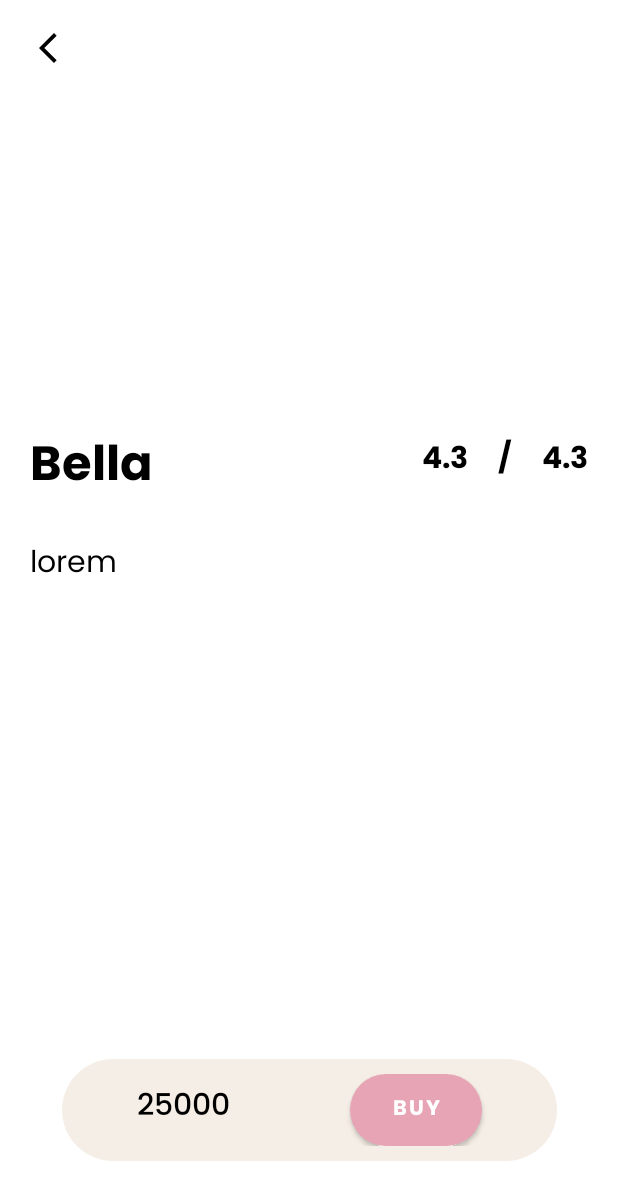
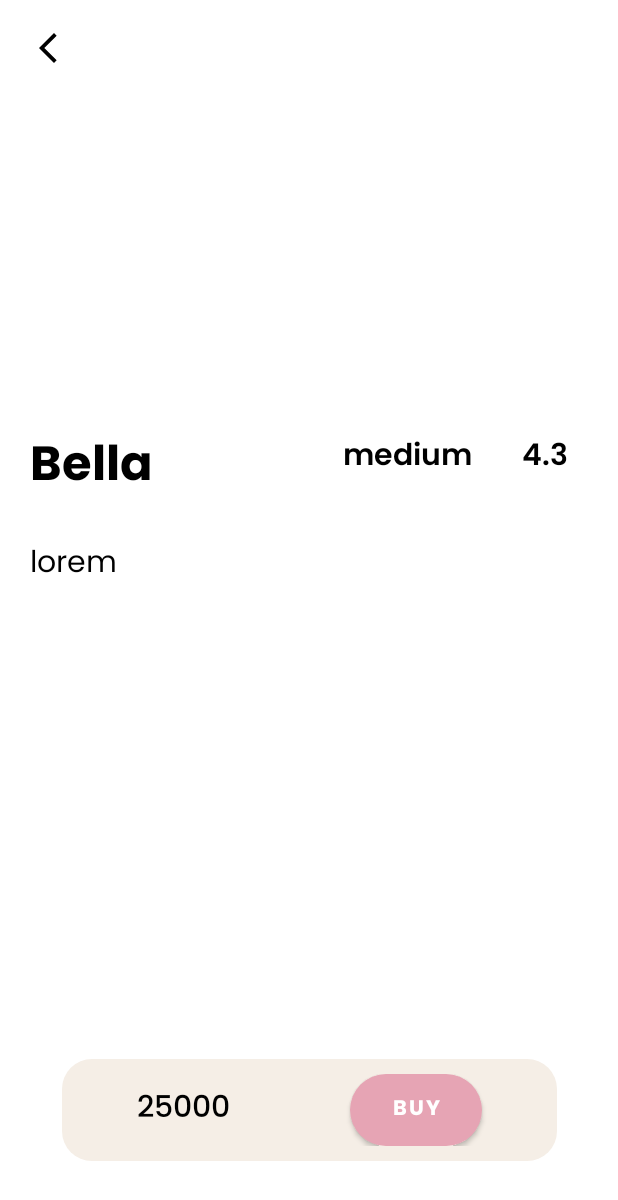
Before and after one commit to MoFardan20/projectMCS, an Android app: the layout activity_doll_detail.xml on its own in the app's theme, with its tools: preview values and no code run, on a phone screen of 412 x 824 dp. Shown: the top 1200 px of the screen. Run offline under Robolectric (Android 15) with nearby library versions, the phone set to English and light mode, and no system bars; network calls fail.

Commit message:
pembetulan ui

```diff
--- a/app/src/main/java/com/example/projectmcs/Doll.kt
+++ b/app/src/main/java/com/example/projectmcs/Doll.kt
@@ -4,7 +4,7 @@ class Doll(
     var dollName: String
     ,var desc: String
 , var size: String
-,var price: Double
-,var rating: Double
+,var price: String
+,var rating: String
 ,var imageLink: String ) {
 }
--- a/app/src/main/java/com/example/projectmcs/DollDetail.kt
+++ b/app/src/main/java/com/example/projectmcs/DollDetail.kt
@@ -17,6 +17,7 @@ class DollDetail : AppCompatActivity() {
     private lateinit var descDoll: TextView
     private lateinit var priceDoll: TextView
     private lateinit var buyButton: Button
+    private lateinit var sizeDoll: TextView
 
     override fun onCreate(savedInstanceState: Bundle?) {
         super.onCreate(savedInstanceState)
@@ -29,6 +30,7 @@ class DollDetail : AppCompatActivity() {
         descDoll = findViewById(R.id.descDoll)
         priceDoll = findViewById(R.id.priceDoll)
         buyButton = findViewById(R.id.buyButton)
+        sizeDoll = findViewById(R.id.sizeDoll)
 
 
         val img = intent.getStringExtra("image")
@@ -40,7 +42,8 @@ class DollDetail : AppCompatActivity() {
 
 
         nameDoll.text = name
-        ratingDoll.text = rating
+        sizeDoll.text = size
+        ratingDoll.text = "/ $rating"
         descDoll.text = desc
         priceDoll.text = "Rp $price,00"
 
--- a/app/src/main/java/com/example/projectmcs/Home.kt
+++ b/app/src/main/java/com/example/projectmcs/Home.kt
@@ -82,8 +82,8 @@ class Home : Fragment() {
                 val name = dollObject.getString("name")
                 val desc = dollObject.getString("desc")
                 val size = dollObject.getString("size")
-                val price = dollObject.getDouble("price")
-                val rating = dollObject.getDouble("rating")
+                val price = dollObject.getString("price")
+                val rating = dollObject.getString("rating")
                 val image = dollObject.getString("imageLink")  // Changed to getString
                 dollList.add(Doll(name,desc, size, price, rating, image))
             }
--- a/app/src/main/res/layout/activity_doll_detail.xml
+++ b/app/src/main/res/layout/activity_doll_detail.xml
@@ -39,51 +39,38 @@
         app:layout_constraintStart_toStartOf="parent"
         app:layout_constraintTop_toBottomOf="@id/imgDoll" />
 
-    <LinearLayout
-        android:layout_width="wrap_content"
-        android:layout_height="wrap_content"
-        app:layout_constraintEnd_toEndOf="parent"
-        app:layout_constraintTop_toBottomOf="@id/imgDoll"
-        >
 
     <TextView
         android:id="@+id/sizeDoll"
         android:layout_width="wrap_content"
         android:layout_height="wrap_content"
-            android:layout_marginTop="25dp"
-            android:layout_marginEnd="20dp"
-            android:text="4.3"
-            android:fontFamily="@font/poppinsbold"
+        android:layout_marginTop="24dp"
+        android:layout_marginEnd="64dp"
+        android:fontFamily="@font/poppinssemibold"
+        android:text="medium"
         android:textColor="@color/black"
         android:textSize="20sp"
         android:textStyle="bold"
-            app:layout_constraintEnd_toEndOf="parent" />
-        <TextView
-            android:layout_width="wrap_content"
-            android:layout_height="wrap_content"
-            android:layout_marginTop="25dp"
-            android:layout_marginEnd="20dp"
-            android:text="/"
-            android:fontFamily="@font/poppinsbold"
-            android:textColor="@color/black"
-            android:textSize="20sp"
-            android:textStyle="bold"
-            app:layout_constraintEnd_toEndOf="parent" />
+        app:layout_constraintEnd_toEndOf="@id/ratingDoll"
+        app:layout_constraintTop_toBottomOf="@+id/imgDoll" />
+
 
     <TextView
         android:id="@+id/ratingDoll"
         android:layout_width="wrap_content"
         android:layout_height="wrap_content"
-            android:layout_marginTop="25dp"
+        android:layout_marginStart="20dp"
+        android:layout_marginTop="24dp"
         android:layout_marginEnd="20dp"
+        android:fontFamily="@font/poppinssemibold"
         android:text="4.3"
-            android:fontFamily="@font/poppinsbold"
         android:textColor="@color/black"
         android:textSize="20sp"
         android:textStyle="bold"
         app:layout_constraintEnd_toEndOf="parent"
-            />
-    </LinearLayout>
+        app:layout_constraintStart_toEndOf="@id/sizeDoll"
+        app:layout_constraintTop_toBottomOf="@+id/imgDoll" />
+
 
 
     <TextView
@@ -102,35 +89,40 @@
         app:layout_constraintTop_toBottomOf="@id/nameDoll"/>
 
     <LinearLayout
+        android:layout_width="wrap_content"
+        android:layout_height="wrap_content"
+        android:layout_marginStart="20dp"
+        android:layout_marginEnd="20dp"
+        android:layout_marginBottom="50dp"
+        android:background="@drawable/rounded_shape"
+        android:orientation="horizontal"
         app:layout_constraintBottom_toBottomOf="parent"
         app:layout_constraintEnd_toEndOf="parent"
-        app:layout_constraintStart_toStartOf="parent"
-        android:layout_width="wrap_content"
-        android:layout_height="wrap_content"
-        android:layout_marginBottom="50dp"
-        android:background="@drawable/rounded_button"
-        android:orientation="horizontal">
+        app:layout_constraintStart_toStartOf="parent">
 
         <TextView
             android:id="@+id/priceDoll"
-            android:layout_marginHorizontal="40dp"
             android:layout_width="wrap_content"
             android:layout_height="wrap_content"
+            android:layout_gravity="center_vertical"
+            android:layout_marginHorizontal="40dp"
+            android:fontFamily="@font/poppinsmedium"
             android:text="25000"
-            android:fontFamily="@font/poppinsmedium"
             android:textColor="@color/black"
             android:textSize="20sp"
             app:layout_constraintBottom_toBottomOf="parent"
             app:layout_constraintStart_toStartOf="parent" />
-d
+
+
         <Button
             android:id="@+id/buyButton"
-            android:background="@drawable/rounded_button"
-            android:layout_marginHorizontal="40dp"
             android:layout_width="wrap_content"
             android:layout_height="wrap_content"
+            android:layout_gravity="center_vertical"
+            android:layout_marginHorizontal="40dp"
+            android:background="@drawable/rounded_button"
+            android:fontFamily="@font/poppinsbold"
             android:text="BUY"
-            android:fontFamily="@font/poppinsbold"
             app:layout_constraintBottom_toBottomOf="parent"
             app:layout_constraintEnd_toEndOf="parent" />
     </LinearLayout>
```
Lines whose indentation alone changed are shown as unchanged.
